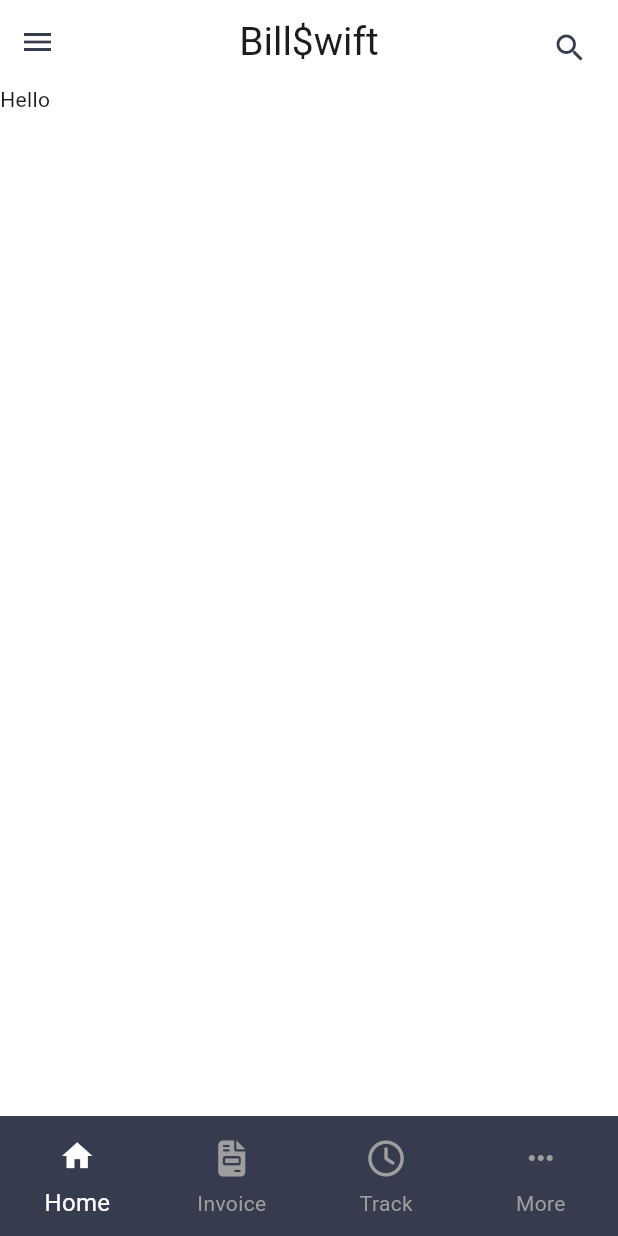
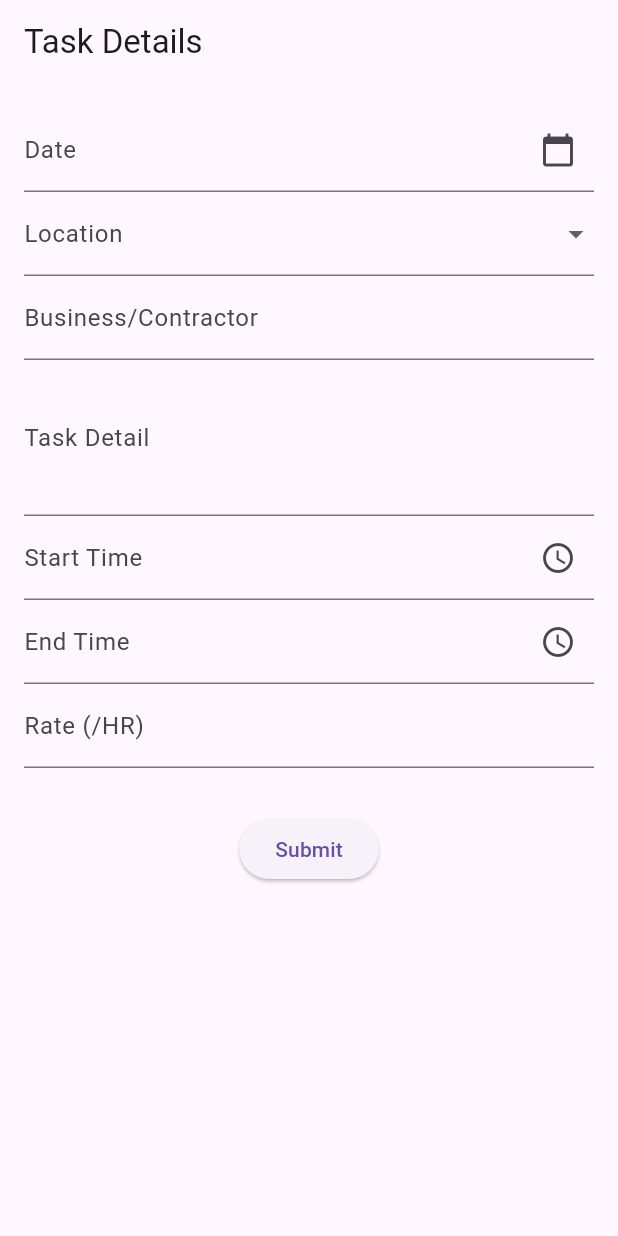
Before and after one commit to sakchyamdhaurali/invoice-app, a Flutter app: the screen it shows after launch, on a phone screen of 412 x 824 dp. Run offline on Flutter 3.47's test engine with Material 3 defaults, Android fonts, the phone set to English and light mode, and no system bars; our stand-ins replace font_awesome_flutter, google_fonts; Roboto replaces fonts that are missing (Comic Neue).

Commit message:
task details screen

```diff
--- a/lib/main.dart
+++ b/lib/main.dart
@@ -1,5 +1,6 @@
 import 'package:flutter/material.dart';
-import 'package:invoice_app/screens/home_page.dart';
+// import 'package:invoice_app/screens/home_page.dart';
+import 'package:invoice_app/screens/task_details.dart';
 
 void main() {
   runApp(const MyApp());
@@ -13,7 +14,7 @@ class MyApp extends StatelessWidget {
     return MaterialApp(
       debugShowCheckedModeBanner: false,
       title: 'Invoice',
-      home: const HomePage(),
+      home: TaskDetailsScreen(),
     );
   }
 }
--- /dev/null
+++ b/lib/screens/task_details.dart
@@ -0,0 +1,336 @@
+// import 'package:flutter/material.dart';
+
+
+// class TaskDetailsScreen extends StatefulWidget {
+//   @override
+//   _TaskDetailsScreenState createState() => _TaskDetailsScreenState();
+// }
+
+// class _TaskDetailsScreenState extends State<TaskDetailsScreen> {
+//   final _formKey = GlobalKey<FormState>();
+//   String? _selectedLocation;
+//   TextEditingController _dateController = TextEditingController();
+//   TextEditingController _startTimeController = TextEditingController();
+//   TextEditingController _endTimeController = TextEditingController();
+//   TextEditingController _rateController = TextEditingController();
+
+//   List<String> sydneyLocations = [
+//     'Sydney CBD', 'Parramatta', 'Bondi', 'Manly', 'Newtown', 'Chatswood'
+//   ];
+
+//   Future<void> _selectDate() async {
+//     DateTime? picked = await showDatePicker(
+//       context: context,
+//       initialDate: DateTime.now(),
+//       firstDate: DateTime(1950),
+//       lastDate: DateTime(2101),
+//     );
+//     if (picked != null) {
+//       setState(() {
+//         _dateController.text = "${picked.day}/${picked.month}/${picked.year}";
+//       });
+//     }
+//   }
+
+//   Future<void> _selectTime(TextEditingController controller) async {
+//     TimeOfDay? picked = await showTimePicker(
+//       context: context,
+//       initialTime: TimeOfDay.now(),
+//     );
+//     if (picked != null) {
+//       setState(() {
+//         controller.text = picked.format(context);
+//       });
+//     }
+//   }
+
+//   @override
+//   Widget build(BuildContext context) {
+//     return Scaffold(
+//       appBar: AppBar(title: Text("Task Details")),
+//       body: Padding(
+//         padding: const EdgeInsets.all(16.0),
+//         child: Form(
+//           key: _formKey,
+//           child: Column(
+//             children: [
+//               TextFormField(
+//                 controller: _dateController,
+//                 decoration: InputDecoration(
+//                   labelText: "Date",
+//                   suffixIcon: IconButton(
+//                     icon: Icon(Icons.calendar_today),
+//                     onPressed: _selectDate,
+//                   ),
+//                 ),
+//               ),
+//               DropdownButtonFormField<String>(
+//                 value: _selectedLocation,
+//                 decoration: InputDecoration(labelText: "Location"),
+//                 items: sydneyLocations.map((location) {
+//                   return DropdownMenuItem(
+//                     value: location,
+//                     child: Text(location),
+//                   );
+//                 }).toList(),
+//                 onChanged: (value) {
+//                   setState(() {
+//                     _selectedLocation = value;
+//                   });
+//                 },
+//               ),
+//               TextFormField(
+//                 decoration: InputDecoration(labelText: "Business/Contractor"),
+//               ),
+//               TextFormField(
+//                 decoration: InputDecoration(labelText: "Task Detail"),
+//                 maxLines: 3,
+//               ),
+//               TextFormField(
+//                 controller: _startTimeController,
+//                 decoration: InputDecoration(
+//                   labelText: "Start Time",
+//                   suffixIcon: IconButton(
+//                     icon: Icon(Icons.access_time),
+//                     onPressed: () => _selectTime(_startTimeController),
+//                   ),
+//                 ),
+//               ),
+//               TextFormField(
+//                 controller: _endTimeController,
+//                 decoration: InputDecoration(
+//                   labelText: "End Time",
+//                   suffixIcon: IconButton(
+//                     icon: Icon(Icons.access_time),
+//                     onPressed: () => _selectTime(_endTimeController),
+//                   ),
+//                 ),
+//               ),
+//               TextFormField(
+//                 controller: _rateController,
+//                 decoration: InputDecoration(labelText: "Rate (/HR)"),
+//                 keyboardType: TextInputType.number,
+//               ),
+//               SizedBox(height: 20),
+//               ElevatedButton(
+//                 onPressed: () {},
+//                 child: Text("Submit"),
+//               ),
+//             ],
+//           ),
+//         ),
+//       ),
+//     );
+//   }
+// }
+import 'package:flutter/material.dart';
+import 'package:intl/intl.dart';
+
+void main() {
+  runApp(TaskDetailsApp());
+}
+
+class TaskDetailsApp extends StatelessWidget {
+  @override
+  Widget build(BuildContext context) {
+    return MaterialApp(
+      debugShowCheckedModeBanner: false,
+      home: TaskDetailsScreen(),
+    );
+  }
+}
+
+class TaskDetailsScreen extends StatefulWidget {
+  @override
+  _TaskDetailsScreenState createState() => _TaskDetailsScreenState();
+}
+
+class _TaskDetailsScreenState extends State<TaskDetailsScreen> {
+  final _formKey = GlobalKey<FormState>();
+  String? _selectedLocation;
+  TextEditingController _dateController = TextEditingController();
+  TextEditingController _startTimeController = TextEditingController();
+  TextEditingController _endTimeController = TextEditingController();
+  TextEditingController _rateController = TextEditingController();
+  TextEditingController _businessController = TextEditingController();
+  TextEditingController _taskDetailController = TextEditingController();
+  double? _totalAmount;
+
+  List<String> sydneyLocations = [
+    'Sydney CBD', 'Parramatta', 'Bondi', 'Manly', 'Newtown', 'Chatswood'
+  ];
+
+  Future<void> _selectDate() async {
+    DateTime? picked = await showDatePicker(
+      context: context,
+      initialDate: DateTime.now(),
+      firstDate: DateTime(2000),
+      lastDate: DateTime(2101),
+    );
+    if (picked != null) {
+      setState(() {
+        _dateController.text = "${picked.day}/${picked.month}/${picked.year}";
+      });
+    }
+  }
+
+  Future<void> _selectTime(TextEditingController controller) async {
+    TimeOfDay? picked = await showTimePicker(
+      context: context,
+      initialTime: TimeOfDay.now(),
+    );
+    if (picked != null) {
+      setState(() {
+        controller.text = picked.format(context);
+      });
+    }
+  }
+
+  void _calculateTotalAmount() {
+    if (_startTimeController.text.isNotEmpty && _endTimeController.text.isNotEmpty && _rateController.text.isNotEmpty) {
+      try {
+        TimeOfDay startTime = _parseTime(_startTimeController.text);
+        TimeOfDay endTime = _parseTime(_endTimeController.text);
+        double rate = double.parse(_rateController.text);
+
+        int startMinutes = startTime.hour * 60 + startTime.minute;
+        int endMinutes = endTime.hour * 60 + endTime.minute;
+
+        double totalHours = (endMinutes - startMinutes) / 60.0;
+        setState(() {
+          _totalAmount = totalHours * rate;
+        });
+      } catch (e) {
+        print("Error calculating total amount: $e");
+      }
+    }
+  }
+
+
+  TimeOfDay _parseTime(String time) {
+    final format = DateFormat.jm();
+    final dateTime = format.parse(time);
+    return TimeOfDay.fromDateTime(dateTime);
+  }
+
+  void _showInvoiceDialog() {
+    showDialog(
+      context: context,
+      builder: (context) {
+        return AlertDialog(
+          title: Text("Invoice"),
+          content: Text("Do you want to create an invoice?"),
+          actions: [
+            TextButton(
+              onPressed: () => Navigator.pop(context),
+              child: Text("Cancel"),
+            ),
+            TextButton(
+              onPressed: () {},
+              child: Text("Create Invoice"),
+            ),
+          ],
+        );
+      },
+    );
+  }
+
+  @override
+  Widget build(BuildContext context) {
+    return Scaffold(
+      appBar: AppBar(title: Text("Task Details")),
+      body: Padding(
+        padding: const EdgeInsets.all(16.0),
+        child: Form(
+          key: _formKey,
+          child: Column(
+            children: [
+              TextFormField(
+                controller: _dateController,
+                decoration: InputDecoration(
+                  labelText: "Date",
+                  suffixIcon: IconButton(
+                    icon: Icon(Icons.calendar_today),
+                    onPressed: _selectDate,
+                  ),
+                ),
+                validator: (value) => value!.isEmpty ? "Please select a date" : null,
+              ),
+              DropdownButtonFormField<String>(
+                value: _selectedLocation,
+                decoration: InputDecoration(labelText: "Location"),
+                items: sydneyLocations.map((location) {
+                  return DropdownMenuItem(
+                    value: location,
+                    child: Text(location),
+                  );
+                }).toList(),
+                onChanged: (value) {
+                  setState(() {
+                    _selectedLocation = value;
+                  });
+                },
+                validator: (value) => value == null ? "Please select a location" : null,
+              ),
+              TextFormField(
+                controller: _businessController,
+                decoration: InputDecoration(labelText: "Business/Contractor"),
+                validator: (value) => value!.isEmpty ? "Please enter a business/contractor name" : null,
+              ),
+              TextFormField(
+                controller: _taskDetailController,
+                decoration: InputDecoration(labelText: "Task Detail"),
+                maxLines: 3,
+                validator: (value) => value!.isEmpty ? "Please enter task details" : null,
+              ),
+              TextFormField(
+                controller: _startTimeController,
+                decoration: InputDecoration(
+                  labelText: "Start Time",
+                  suffixIcon: IconButton(
+                    icon: Icon(Icons.access_time),
+                    onPressed: () => _selectTime(_startTimeController),
+                  ),
+                ),
+                validator: (value) => value!.isEmpty ? "Please select a start time" : null,
+              ),
+              TextFormField(
+                controller: _endTimeController,
+                decoration: InputDecoration(
+                  labelText: "End Time",
+                  suffixIcon: IconButton(
+                    icon: Icon(Icons.access_time),
+                    onPressed: () => _selectTime(_endTimeController),
+                  ),
+                ),
+                validator: (value) => value!.isEmpty ? "Please select an end time" : null,
+              ),
+              TextFormField(
+                controller: _rateController,
+                decoration: InputDecoration(labelText: "Rate (/HR)"),
+                keyboardType: TextInputType.number,
+                validator: (value) => value!.isEmpty ? "Please enter an hourly rate" : null,
+              ),
+              SizedBox(height: 20),
+              if (_totalAmount != null)
+                Text(
+                  "Total Amount: \$${_totalAmount!.toStringAsFixed(2)}",
+                  style: TextStyle(fontSize: 16, fontWeight: FontWeight.bold, color: Colors.green),
+                ),
+              SizedBox(height: 10),
+              ElevatedButton(
+                onPressed: () {
+                  if (_formKey.currentState!.validate()) {
+                    _calculateTotalAmount();
+                    Future.delayed(Duration(milliseconds: 500), _showInvoiceDialog);
+                  }
+                },
+                child: Text("Submit"),
+              ),
+            ],
+          ),
+        ),
+      ),
+    );
+  }
+}
--- a/pubspec.yaml
+++ b/pubspec.yaml
@@ -36,6 +36,7 @@ dependencies:
   cupertino_icons: ^1.0.8
   font_awesome_flutter: ^10.8.0
   google_fonts: ^6.2.1
+  intl: ^0.20.2
 
 dev_dependencies:
   flutter_test:
```
Also changed, not shown: lib/screens/home_page.dart (+34 -2 lines), pubspec.lock, 1 other file.
